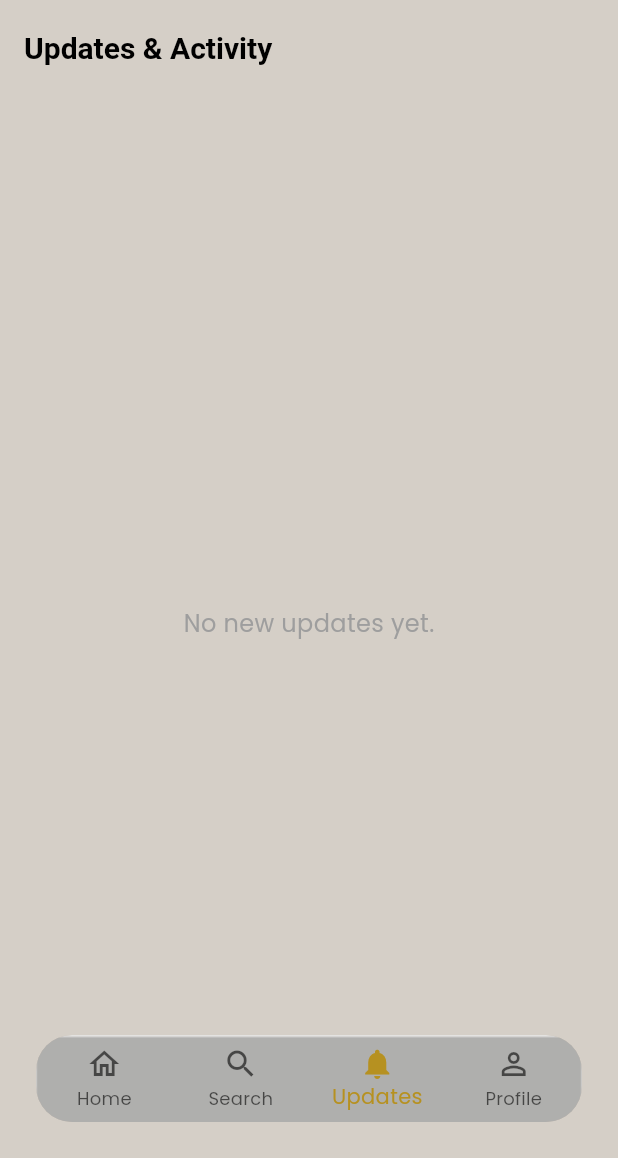
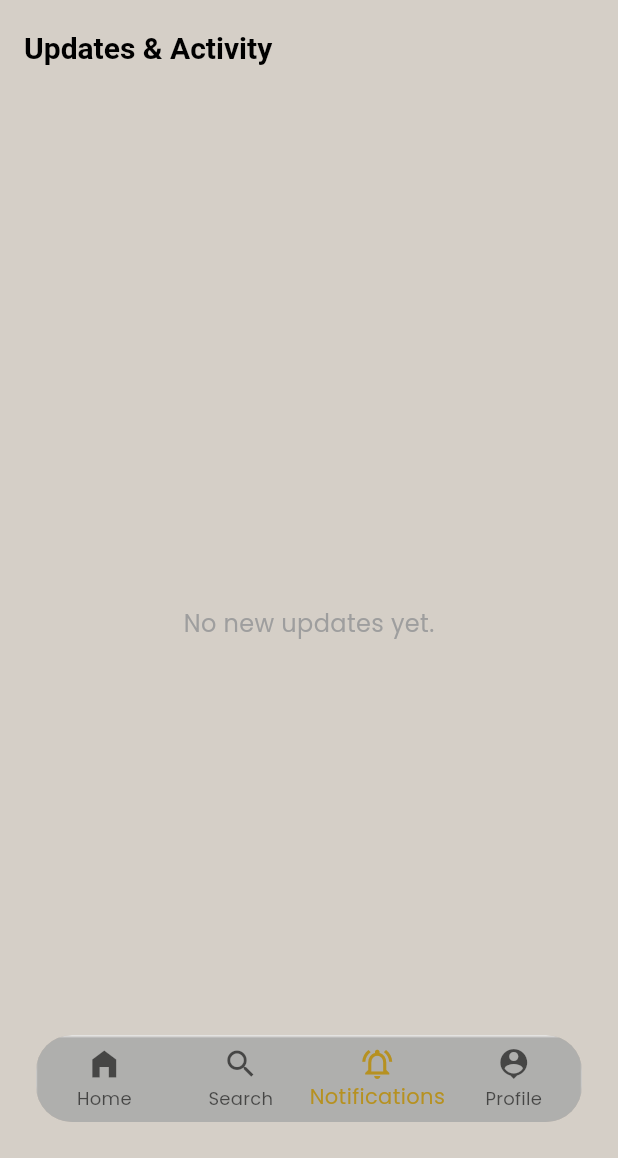
Before and after one commit to viraj0112/JEWELRY-NAFISA, a Flutter app: the MainShell screen opened directly, item 3 of the bottom bar chosen, on a phone screen of 412 x 824 dp, the part 78-1236 px from its top. Run offline on Flutter 3.47's test engine with Material 3 defaults, Android fonts, the phone set to English and light mode, and no system bars; our stand-ins replace flutter_dotenv, google_fonts, google_sign_in, image_picker, intl_phone_field, share_plus and 3 more; accounts and stored records are empty; network calls fail.

```diff
--- a/lib/src/ui/screens/main_shell.dart
+++ b/lib/src/ui/screens/main_shell.dart
@@ -136,23 +136,23 @@ class _MainShellState extends State<MainShell> {
                       ).colorScheme.onSurface.withOpacity(0.6),
                       items: const <BottomNavigationBarItem>[
                         BottomNavigationBarItem(
-                          icon: Icon(Icons.home_outlined),
+                          icon: Icon(Icons.home_filled),
                           activeIcon: Icon(Icons.home),
                           label: 'Home',
                         ),
                         BottomNavigationBarItem(
-                          icon: Icon(Icons.search_outlined),
+                          icon: Icon(Icons.search_sharp),
                           activeIcon: Icon(Icons.search),
                           label: 'Search',
                         ),
                         BottomNavigationBarItem(
-                          icon: Icon(Icons.notifications_outlined),
-                          activeIcon: Icon(Icons.notifications),
-                          label: 'Updates',
+                          icon: Icon(Icons.notifications_active),
+                          activeIcon: Icon(Icons.notifications_active_outlined),
+                          label: 'Notifications',
                         ),
                         BottomNavigationBarItem(
-                          icon: Icon(Icons.person_outline),
-                          activeIcon: Icon(Icons.person),
+                          icon: Icon(Icons.person_pin),
+                          activeIcon: Icon(Icons.person_pin),
                           label: 'Profile',
                         ),
                       ],
```
Also changed, not shown: lib/src/ui/screens/welcome/welcome_screen.dart (+55 -17 lines).
